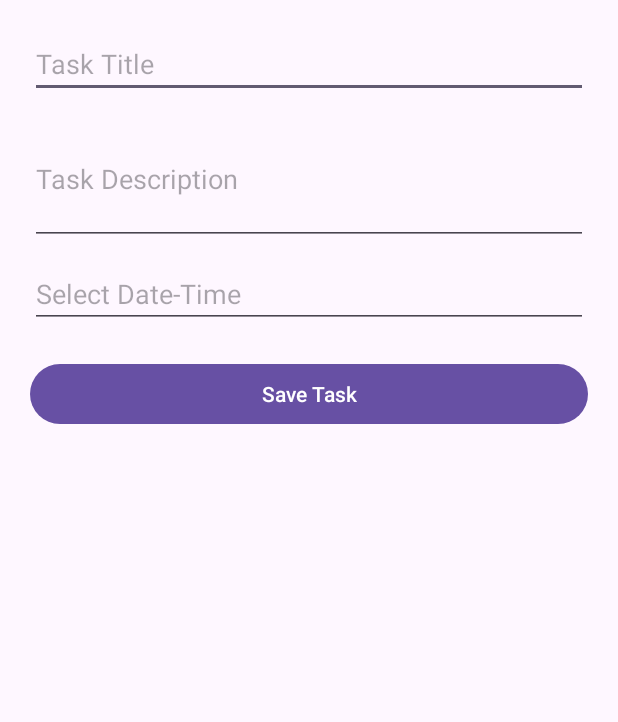
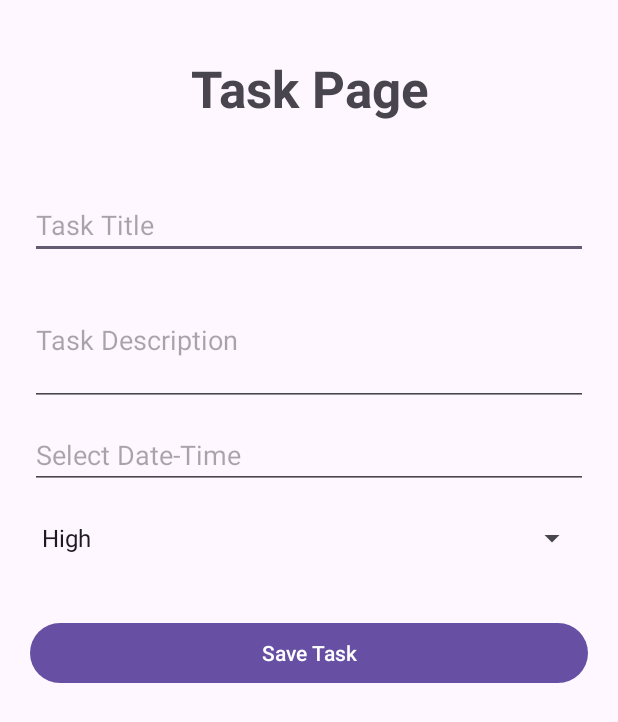
Before and after one commit to MKiranAchari/TaskManager, an Android app: the AddTaskActivity screen opened directly, with no data from a screen before it, on a phone screen of 412 x 824 dp. Shown: the top 722 px of the screen. Run offline under Robolectric (Android 15) with nearby library versions, the phone set to English and light mode, and no system bars; our stand-ins replace Room's generated code.

Commit message:
Successfull added priotity and page title in home and add task pages.

```diff
--- a/app/src/main/java/com/example/taskmanager/data/local/entities/Task.java
+++ b/app/src/main/java/com/example/taskmanager/data/local/entities/Task.java
@@ -13,12 +13,14 @@ public class Task {
     private String description;
     private String dateTime;
     private boolean completed;
+    private String priority;
 
-    public Task(String title, String description, String dateTime, boolean completed) {
+    public Task(String title, String description, String dateTime, boolean completed, String priority) {
         this.title = title;
         this.description = description;
         this.dateTime = dateTime;
         this.completed = completed;
+        this.priority = priority;
     }
 
     // Getters & setters
@@ -30,4 +32,5 @@ public class Task {
     public String getDateTime() { return dateTime; }
     public boolean isCompleted() { return completed; }
     public void setCompleted(boolean completed) { this.completed = completed; }
+    public String getPriority() { return priority; }
 }
--- a/app/src/main/java/com/example/taskmanager/ui/add/AddTaskActivity.java
+++ b/app/src/main/java/com/example/taskmanager/ui/add/AddTaskActivity.java
@@ -1,10 +1,12 @@
 package com.example.taskmanager.ui.add;
 
+import android.annotation.SuppressLint;
 import android.app.DatePickerDialog;
 import android.app.TimePickerDialog;
 import android.os.Bundle;
 import android.widget.Button;
 import android.widget.EditText;
+import android.widget.Spinner;
 import android.widget.Toast;
 
 import androidx.appcompat.app.AppCompatActivity;
@@ -21,6 +23,7 @@ public class AddTaskActivity extends AppCompatActivity {
     EditText editTitle, editDesc, editDateTime;
     Button btnSave;
     String finalDateTime = "";
+    Spinner prioritySpinner;
 
     private TaskViewModel vm;
 
@@ -32,6 +35,7 @@ public class AddTaskActivity extends AppCompatActivity {
         editTitle = findViewById(R.id.editTitle);
         editDesc = findViewById(R.id.editDesc);
         editDateTime = findViewById(R.id.editDateTime);
+        prioritySpinner = findViewById(R.id.prioritySpinner);
         btnSave = findViewById(R.id.btnSaveTask);
 
         vm = new ViewModelProvider(this).get(TaskViewModel.class);
@@ -43,11 +47,12 @@ public class AddTaskActivity extends AppCompatActivity {
     private void saveTask() {
         String title = editTitle.getText().toString().trim();
         String desc = editDesc.getText().toString().trim();
+        String prior = prioritySpinner.getSelectedItem().toString().trim();
         if (title.isEmpty() || desc.isEmpty() || finalDateTime.isEmpty()) {
             Toast.makeText(this, "Please fill all fields", Toast.LENGTH_SHORT).show();
             return;
         }
-        Task t = new Task(title, desc, finalDateTime, false);
+        Task t = new Task(title, desc, finalDateTime, false, prior);
         vm.insert(t);
         Toast.makeText(this, "Task saved", Toast.LENGTH_SHORT).show();
         finish();
@@ -57,7 +62,7 @@ public class AddTaskActivity extends AppCompatActivity {
         final Calendar c = Calendar.getInstance();
         DatePickerDialog dp = new DatePickerDialog(this,
                 (view, year, month, dayOfMonth) -> {
-                    TimePickerDialog tp = new TimePickerDialog(this,
+                    @SuppressLint("DefaultLocale") TimePickerDialog tp = new TimePickerDialog(this,
                             (timeView, hourOfDay, minute) -> {
                                 finalDateTime = String.format("%02d-%02d-%04d %02d:%02d",
                                         dayOfMonth, month + 1, year, hourOfDay, minute);
--- a/app/src/main/java/com/example/taskmanager/ui/home/HistoryFragment.java
+++ b/app/src/main/java/com/example/taskmanager/ui/home/HistoryFragment.java
@@ -36,7 +36,7 @@ public class HistoryFragment extends Fragment {
                 vm.delete(task);
                 Snackbar.make(requireActivity().findViewById(android.R.id.content),
                                 "Task deleted", Snackbar.LENGTH_LONG)
-                        .setAction("UNDO", v -> vm.insert(new Task(task.getTitle(), task.getDescription(), task.getDateTime(), task.isCompleted())))
+                        .setAction("UNDO", v -> vm.insert(new Task(task.getTitle(), task.getDescription(), task.getDateTime(), task.isCompleted(), task.getPriority())))
                         .show();
             }
             @Override public void onComplete(Task task) {
--- a/app/src/main/java/com/example/taskmanager/ui/home/HomeFragment.java
+++ b/app/src/main/java/com/example/taskmanager/ui/home/HomeFragment.java
@@ -36,7 +36,7 @@ public class HomeFragment extends Fragment {
                 vm.delete(task);
                 Snackbar.make(requireActivity().findViewById(android.R.id.content),
                                 "Task deleted", Snackbar.LENGTH_LONG)
-                        .setAction("UNDO", v -> vm.insert(new Task(task.getTitle(), task.getDescription(), task.getDateTime(), task.isCompleted())))
+                        .setAction("UNDO", v -> vm.insert(new Task(task.getTitle(), task.getDescription(), task.getDateTime(), task.isCompleted(), task.getPriority())))
                         .show();
             }
             @Override public void onComplete(Task task) {
--- a/app/src/main/res/layout/activity_add_task.xml
+++ b/app/src/main/res/layout/activity_add_task.xml
@@ -1,5 +1,6 @@
 <?xml version="1.0" encoding="utf-8"?>
 <ScrollView xmlns:android="http://schemas.android.com/apk/res/android"
+    xmlns:tools="http://schemas.android.com/tools"
     android:layout_width="match_parent"
     android:layout_height="match_parent"
     android:padding="20dp">
@@ -8,6 +9,19 @@
         android:layout_width="match_parent"
         android:layout_height="wrap_content"
         android:orientation="vertical">
+
+        <TextView
+            android:id="@+id/pageTitle"
+            android:layout_width="match_parent"
+            android:layout_height="wrap_content"
+            android:layout_marginBottom="30dp"
+            android:padding="16dp"
+            android:rotation="0"
+            android:rotationX="0"
+            android:text="Task Page"
+            android:textAlignment="center"
+            android:textSize="34sp"
+            android:textStyle="bold" />
 
         <EditText
             android:id="@+id/editTitle"
@@ -32,7 +46,15 @@
             android:layout_height="wrap_content"
             android:hint="Select Date-Time"
             android:focusable="false"
-            android:layout_marginBottom="20dp"/>
+            android:layout_marginBottom="10dp"/>
+
+        <Spinner
+            android:id="@+id/prioritySpinner"
+            android:layout_width="match_parent"
+            android:layout_height="45dp"
+            android:layout_marginBottom="30dp"
+            android:dropDownWidth="wrap_content"
+            android:entries="@array/priority_levels" />
 
         <Button
             android:id="@+id/btnSaveTask"
--- /dev/null
+++ b/app/src/main/res/values/arrays.xml
@@ -0,0 +1,8 @@
+<?xml version="1.0" encoding="utf-8"?>
+<resources>
+    <string-array name="priority_levels">
+        <item>High</item>
+        <item>Medium</item>
+        <item>Low</item>
+    </string-array>
+</resources>
```
Also changed, not shown: app/src/main/res/layout/activity_main.xml (+39 -24 lines).
